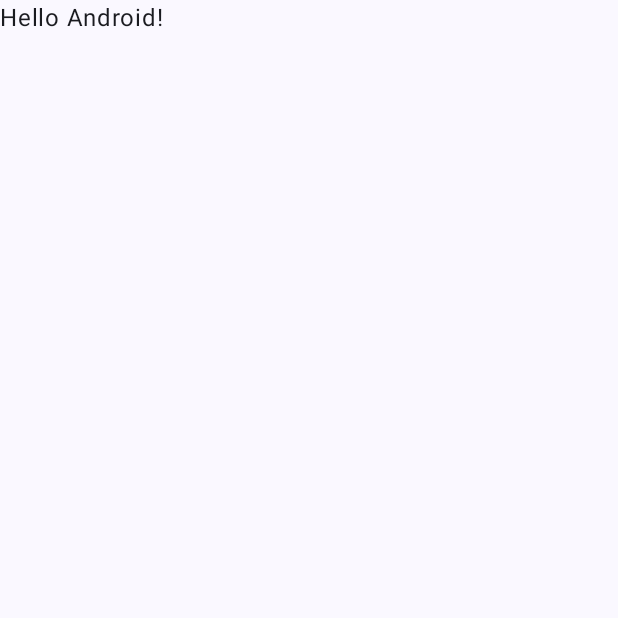
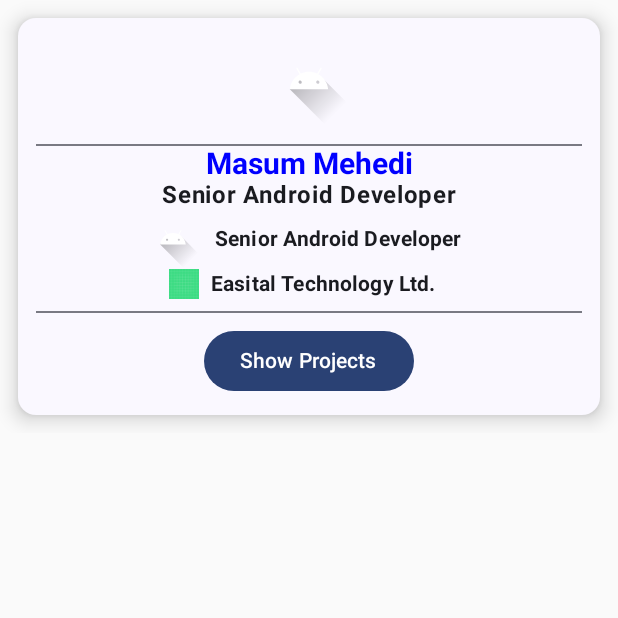
Before and after one commit to mehedidevs/SampleCompose, an Android app built with Jetpack Compose: the screen it shows after launch (MainActivity), on a phone screen of 412 x 824 dp, the top half of it. Before the commit the part shown is almost empty. Run offline under Robolectric (Android 15) with nearby library versions, the phone set to English and light mode, and no system bars.

Commit message:
initial design

```diff
--- a/app/src/main/java/com/hokari/samplecompose/MainActivity.kt
+++ b/app/src/main/java/com/hokari/samplecompose/MainActivity.kt
@@ -3,13 +3,30 @@ package com.hokari.samplecompose
 import android.os.Bundle
 import androidx.activity.ComponentActivity
 import androidx.activity.compose.setContent
-import androidx.compose.foundation.layout.fillMaxSize
+import androidx.compose.foundation.Image
+import androidx.compose.foundation.layout.Column
+import androidx.compose.foundation.layout.Row
+import androidx.compose.foundation.layout.Spacer
+import androidx.compose.foundation.layout.fillMaxWidth
+import androidx.compose.foundation.layout.height
+import androidx.compose.foundation.layout.padding
+import androidx.compose.foundation.layout.size
+import androidx.compose.foundation.shape.RoundedCornerShape
+import androidx.compose.material3.Button
+import androidx.compose.material3.Divider
 import androidx.compose.material3.MaterialTheme
 import androidx.compose.material3.Surface
 import androidx.compose.material3.Text
 import androidx.compose.runtime.Composable
+import androidx.compose.ui.Alignment
 import androidx.compose.ui.Modifier
+import androidx.compose.ui.graphics.Color
+import androidx.compose.ui.res.painterResource
+import androidx.compose.ui.text.TextStyle
+import androidx.compose.ui.text.font.FontWeight
 import androidx.compose.ui.tooling.preview.Preview
+import androidx.compose.ui.unit.dp
+import androidx.compose.ui.unit.sp
 import com.hokari.samplecompose.ui.theme.SampleComposeTheme
 
 class MainActivity : ComponentActivity() {
@@ -18,29 +35,98 @@ class MainActivity : ComponentActivity() {
         setContent {
             SampleComposeTheme {
                 // A surface container using the 'background' color from the theme
-                Surface(
-                    modifier = Modifier.fillMaxSize(),
-                    color = MaterialTheme.colorScheme.background
-                ) {
-                    Greeting("Android")
-                }
+                Portfolio()
             }
         }
     }
 }
 
 @Composable
-fun Greeting(name: String, modifier: Modifier = Modifier) {
-    Text(
-        text = "Hello $name!",
-        modifier = modifier
-    )
+fun Portfolio() {
+    Surface(
+        shadowElevation = 8.dp,
+        shape = RoundedCornerShape(12.dp),
+        color = MaterialTheme.colorScheme.background,
+        modifier = Modifier
+            .fillMaxWidth()
+            .padding(12.dp)
+    ) {
+        Column(horizontalAlignment = Alignment.CenterHorizontally , modifier = Modifier.padding(12.dp)) {
+            Image(
+                painter = painterResource(id = R.drawable.ic_launcher_foreground),
+                contentDescription = null,
+                modifier = Modifier.size(60.dp)
+            )
+            Spacer(modifier = Modifier.height(12.dp))
+
+            Divider()
+            Text(
+                text = "Masum Mehedi",
+                style = TextStyle(
+                    color = Color.Blue,
+                    fontSize = 20.sp,
+                    fontWeight = FontWeight.Bold
+                )
+            )
+            Text(
+                text = "Senior Android Developer",
+                style = MaterialTheme.typography.bodyLarge,
+                fontWeight = FontWeight.Bold
+            )
+
+            Row(verticalAlignment = Alignment.CenterVertically) {
+
+                Image(
+                    painter = painterResource(id = R.drawable.ic_launcher_foreground),
+                    contentDescription = null,
+                    modifier = Modifier.size(40.dp)
+                )
+                Text(
+                    text = "Senior Android Developer",
+                    style = MaterialTheme.typography.labelLarge,
+                    fontWeight = FontWeight.Bold,
+                    modifier = Modifier.padding(horizontal = 8.dp)
+                )
+
+            }
+
+            Row(verticalAlignment = Alignment.CenterVertically) {
+
+                Image(
+                    painter = painterResource(id = R.drawable.ic_launcher_background),
+                    contentDescription = null,
+                    modifier = Modifier.size(20.dp)
+                )
+                Text(
+                    text = "Easital Technology Ltd.",
+                    style = MaterialTheme.typography.labelLarge,
+                    fontWeight = FontWeight.Bold,
+                    modifier = Modifier.padding(horizontal = 8.dp)
+                )
+
+            }
+            Divider(
+                modifier = Modifier.padding(vertical = 8.dp)
+            )
+
+            Button(onClick = { /*TODO*/ }) {
+
+                Text(text = "Show Projects")
+
+            }
+
+
+        }
+
+
+    }
+
 }
 
 @Preview(showBackground = true)
 @Composable
 fun GreetingPreview() {
     SampleComposeTheme {
-        Greeting("Android")
+        Portfolio()
     }
 }
```
